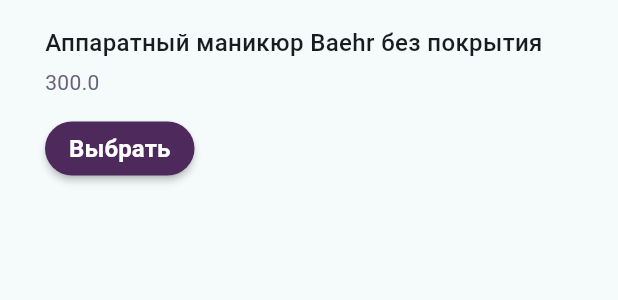
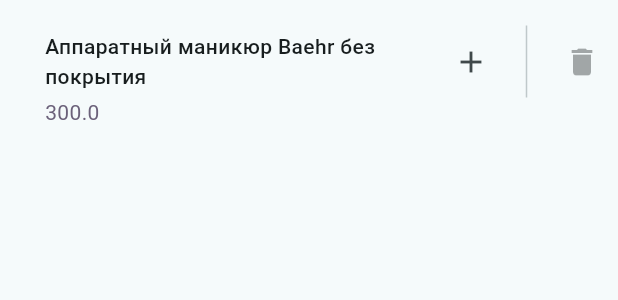
Before and after one commit to SomeTwig/salon_booking, a Flutter app: the ServiceAddContainer widget shown alone on an empty page, opened directly with sample values from the repository, on a phone screen of 412 x 824 dp. Shown: the top 300 px of the screen. Run offline on Flutter 3.47's test engine with Material 2 defaults, Android fonts, the phone set to English and light mode, and no system bars; our stand-ins replace intl_phone_number_input, table_calendar; network calls fail.

Commit message:
service handling & navigation buttons

```diff
--- a/lib/screens/booking/services_tab/services_add/components/service_add_container.dart
+++ b/lib/screens/booking/services_tab/services_add/components/service_add_container.dart
@@ -20,6 +20,26 @@
 class _ServiceAddContainerState extends State<ServiceAddContainer> {
   bool isShow = false;
 
+  bool _isAddButtonDisabled = false;
+  bool _isDeleteButtonDisabled = true;
+
+  void _handleAddButtonTap() {
+    setState(() {
+      _isAddButtonDisabled = true;
+      _isDeleteButtonDisabled = false;
+    });
+    Provider.of<ServiceList>(context, listen: false).addService(widget.service);
+  }
+
+  void _handleDeleteButtonTap() {
+    setState(() {
+      _isAddButtonDisabled = false;
+      _isDeleteButtonDisabled = true;
+    });
+    Provider.of<ServiceList>(context, listen: false)
+        .deleteService(widget.service);
+  }
+
   @override
   Widget build(BuildContext context) {
     final Size size = MediaQuery.of(context).size;
@@ -37,16 +57,44 @@
             child: Column(
               crossAxisAlignment: CrossAxisAlignment.start,
               children: [
-                Text(
+                IntrinsicHeight(
+                  child: Row(
+                      crossAxisAlignment: CrossAxisAlignment.center,
+                      children: [
+                        Expanded(
+                          flex: 10,
+                          child: Text(
                             widget.service.serviceName,
                             style: const TextStyle(
                               fontWeight: FontWeight.w500,
-                    fontSize: 16,
+                              fontSize: 14,
                             ),
                           ),
+                        ),
+                        const Spacer(),
+                        IconButton(
+                          icon: const Icon(Icons.add),
+                          tooltip: 'Выбрать услугу',
+                          onPressed:
+                              _isAddButtonDisabled ? null : _handleAddButtonTap,
+                        ),
                         const SizedBox(
-                  height: 5,
+                          width: 5,
                         ),
+                        VerticalDivider(),
+                        const SizedBox(
+                          width: 5,
+                        ),
+                        IconButton(
+                          icon: const Icon(Icons.delete),
+                          tooltip: 'Удалить услугу',
+                          onPressed: _isDeleteButtonDisabled
+                              ? null
+                              : _handleDeleteButtonTap,
+                        ),
+                      ]),
+                ),
+                Row(crossAxisAlignment: CrossAxisAlignment.center, children: [
                   Text(
                     widget.service.price.toString(),
                     style: const TextStyle(
@@ -55,69 +103,7 @@
                       color: mySecondryTextColor,
                     ),
                   ),
-                const SizedBox(
-                  height: 5,
-                ),
-                Row(
-                  crossAxisAlignment: CrossAxisAlignment.center,
-                  children: [
-                    const SizedBox(
-                      width: 5,
-                    ),
-                  ],
-                ),
-                const SizedBox(
-                  height: 5,
-                ),
-                Row(crossAxisAlignment: CrossAxisAlignment.center, children: [
-                  MaterialButton(
-                    color: myPrimaryColor,
-                    shape: RoundedRectangleBorder(
-                        borderRadius: BorderRadius.circular(20)),
-                    onPressed: () {
-                      Provider.of<ServiceList>(context, listen: false)
-                          .addService(widget.service);
-                      setState(() {
-                        isShow = true;
-                      });
-                    },
-                    child: const Text(
-                      'Выбрать',
-                      style: TextStyle(
-                          color: Colors.white,
-                          fontSize: 16,
-                          fontWeight: FontWeight.w600),
-                    ),
-                  ),
-                  const SizedBox(
-                    width: 5,
-                  ),
-                  Visibility(
-                    visible: isShow,
-                    // maintainSize: true, //NEW
-                    // maintainAnimation: true, //NEW
-                    // maintainState: true, //NEW
-                    child: MaterialButton(
-                      color: myPrimaryColor,
-                      shape: RoundedRectangleBorder(
-                          borderRadius: BorderRadius.circular(20)),
-                      onPressed: () {
-                         Provider.of<ServiceList>(context, listen: false)
-                          .deleteService(widget.service);
-                        setState(() {
-                          isShow = false;
-                        });
-                      },
-                      child: const Text(
-                        'Удалить',
-                        style: TextStyle(
-                            color: Colors.white,
-                            fontSize: 16,
-                            fontWeight: FontWeight.w600),
-                      ),
-                    ),
-                  )
-                ])
+                ]),
               ],
             ),
           )
```
Also changed, not shown: lib/screens/booking/appointment_tab/appointment_tab.dart (+39 -6 lines), lib/screens/booking/booking.dart (+13 -5 lines), lib/screens/booking/services_tab/services_add/services_add.dart (+3 -4 lines), lib/screens/booking/services_tab/services_tab.dart (+11 -7 lines), lib/screens/booking/time_tab/time_tab.dart (+35 -5 lines). Lines whose indentation alone changed are shown as unchanged.
